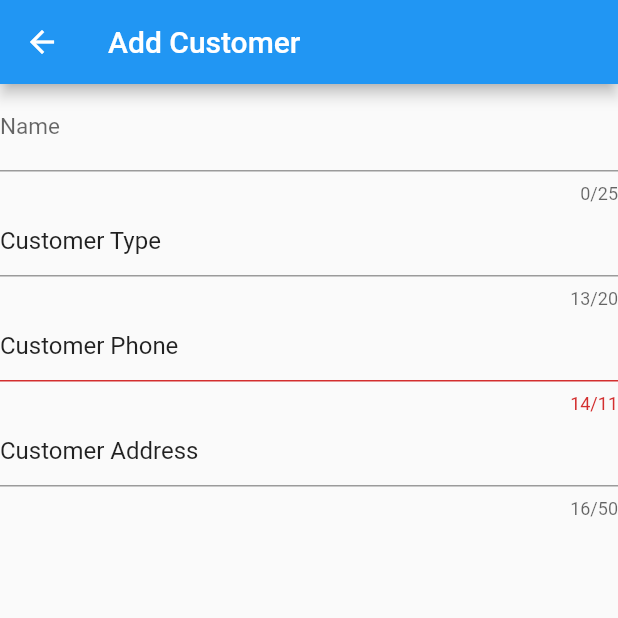
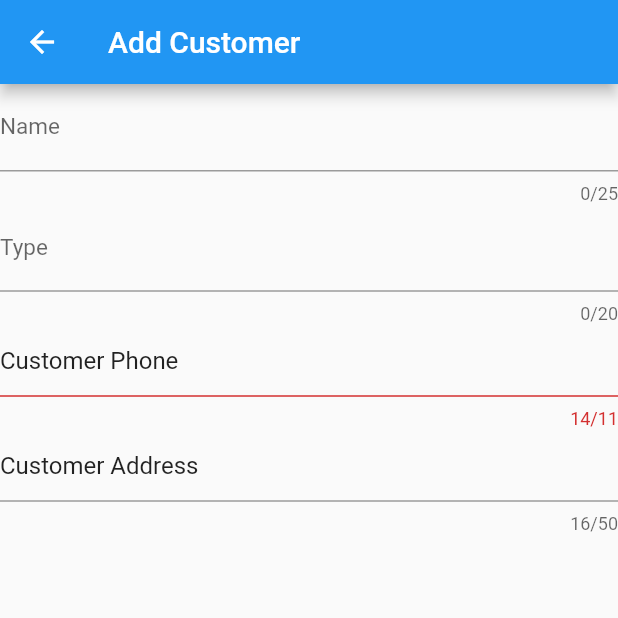
Before and after one commit to Liakot-ali/Flutter-Learn, a Flutter app: the addCustomer screen opened directly, on a phone screen of 412 x 824 dp, the top half of it. Run offline on Flutter 3.47's test engine with Material 2 defaults, Android fonts, the phone set to English and light mode, and no system bars.

Commit message:
change customer type

```diff
--- a/lib/add_customer.dart
+++ b/lib/add_customer.dart
@@ -23,9 +23,15 @@ class addCustomer extends StatelessWidget {
               ),
             ),
             TextFormField(
-              initialValue: "Customer Type",
               maxLength: 20,
               cursorHeight: 17.0,
+              keyboardType: TextInputType.name,
+              decoration: InputDecoration(
+                helperText: "",
+                labelStyle: TextStyle(fontSize: 15.0),
+                labelText: "Type",
+                hintText: "Customer Type",
+              ),
             ),
             TextFormField(
               initialValue: "Customer Phone",
```
